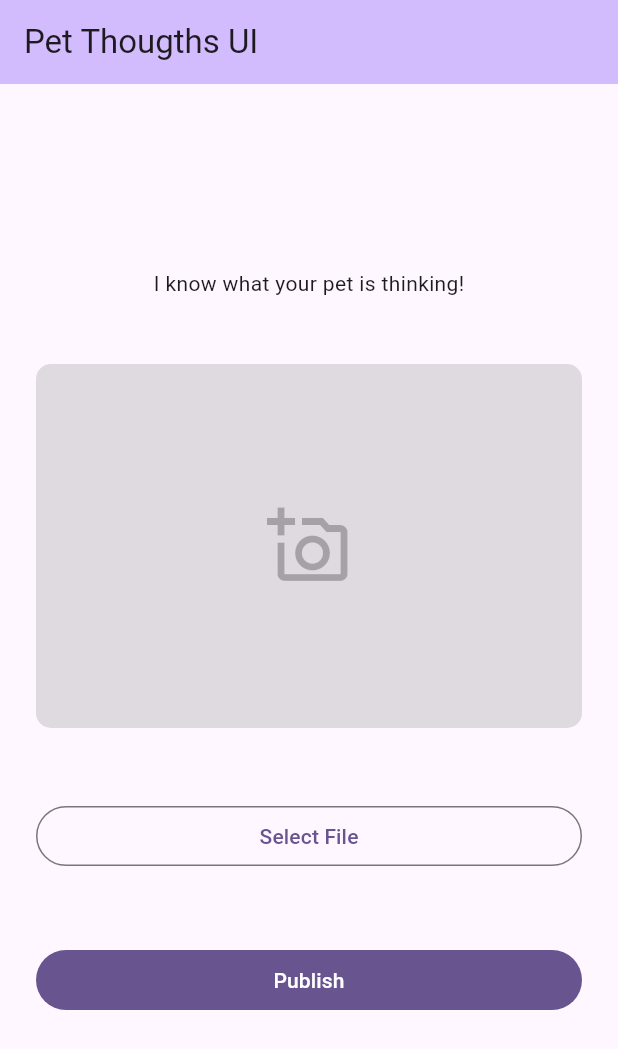
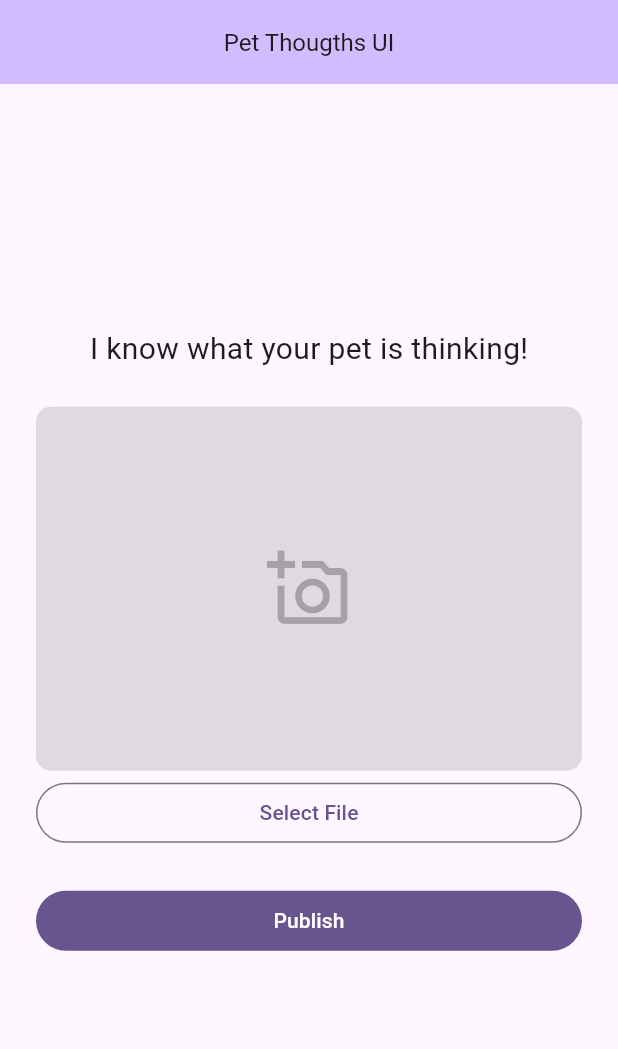
Before and after one commit to damingerdai/pet-thounghts, a Flutter app: the screen it shows after launch, on a phone screen of 412 x 824 dp. Shown: the top 1049 px of the screen. Run offline on Flutter 3.47's test engine with Material 3 defaults, Android fonts, the light colour scheme and no system bars; our stand-ins replace dio, file_picker.

Commit message:
feat(ui): update ui style

```diff
--- a/ui/lib/page/home.dart
+++ b/ui/lib/page/home.dart
@@ -78,7 +78,8 @@ class _MyHomePageState extends State<MyHomePage> {
     return Scaffold(
       appBar: AppBar(
         backgroundColor: Theme.of(context).colorScheme.inversePrimary,
-        title: Text(widget.title),
+        title: Text(widget.title, style: const TextStyle(fontSize: 16), textAlign: TextAlign.center),
+        centerTitle: true,
       ),
       body: Center(
         child: Column(
@@ -86,10 +87,11 @@ class _MyHomePageState extends State<MyHomePage> {
           children: <Widget>[
             const Text(
               'I know what your pet is thinking!',
+              style: TextStyle(fontSize: 20),
             ),
             const SizedBox(height: 20),
             Container(
-              padding: const EdgeInsets.symmetric(vertical: 24, horizontal: 24),
+              padding: const EdgeInsets.symmetric(vertical: 4, horizontal: 24),
               child: Stack(
                 alignment: Alignment.center,
                 children: [
@@ -100,7 +102,7 @@ class _MyHomePageState extends State<MyHomePage> {
               ),
             ),
             Container(
-              padding: const EdgeInsets.symmetric(vertical: 24, horizontal: 24),
+              padding: const EdgeInsets.symmetric(horizontal: 24),
               child: OutlinedButton(
                 style: OutlinedButton.styleFrom(
                   minimumSize: const Size.fromHeight(40),
```
